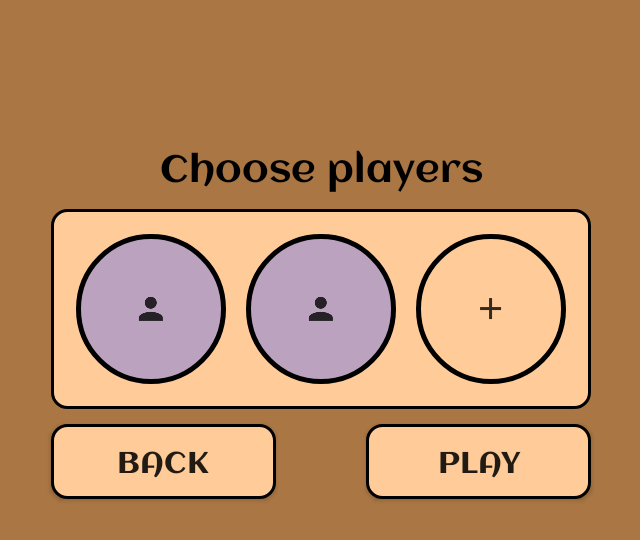
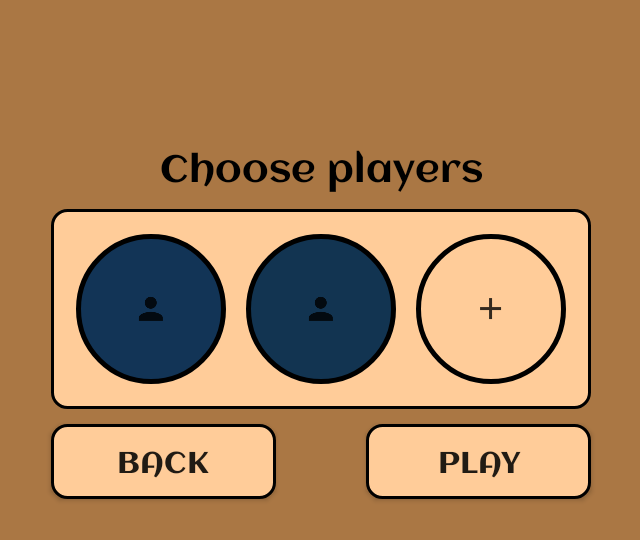
Before and after one commit to moevm/mse_customary_clone_of_Carcassonne, an Android app: the PlayersActivity screen opened directly, with no data from a screen before it, on a phone screen of 824 x 412 dp (held sideways). Shown: the top 540 px of the screen, without its empty margins (297-937 px from the left). Run offline under Robolectric (Android 15) with nearby library versions, the phone set to English and light mode, and no system bars.

Commit message:
static colors
Теперь цвета для игроков заданы в ресурсах, а не рандомятся(однако сами цвета еще не подобраны)

```diff
--- a/app/src/main/java/carcassonne/se/carcassonnecustomclone/PlayersActivity.kt
+++ b/app/src/main/java/carcassonne/se/carcassonnecustomclone/PlayersActivity.kt
@@ -4,12 +4,14 @@ import android.content.Intent
 import android.graphics.Color
 import android.graphics.drawable.GradientDrawable
 import android.os.Bundle
+import android.support.v4.content.ContextCompat
 import android.support.v7.app.AppCompatActivity
 import android.view.View
 import android.widget.ImageButton
 import android.widget.LinearLayout
 import kotlinx.android.synthetic.main.activity_players.*
 import java.util.*
+
 
 class PlayersActivity : AppCompatActivity() {
 
@@ -67,21 +69,16 @@ class PlayersActivity : AppCompatActivity() {
     /*Добавляет кружок игрока в список*/
     fun addPlayerButton() {
         val newPlayer = ImageButton(this)
-        val params =
-            LinearLayout.LayoutParams(LinearLayout.LayoutParams.WRAP_CONTENT, LinearLayout.LayoutParams.WRAP_CONTENT)
+        val params = LinearLayout.LayoutParams(
+            LinearLayout.LayoutParams.WRAP_CONTENT,
+            LinearLayout.LayoutParams.WRAP_CONTENT
+        )
         params.setMargins(10, 10, 10, 10)
         newPlayer.layoutParams = params
         newPlayer.setImageResource(R.drawable.ic_player)
         newPlayer.setBackgroundResource(R.drawable.circle)
-        val rnd = Random() // TODO: брать не рандомные цвета
-        (newPlayer.background as? GradientDrawable)?.setColor(
-            Color.argb(
-                255,
-                rnd.nextInt(256),
-                rnd.nextInt(256),
-                rnd.nextInt(256)
-            )
-        )
+        val arr = resources.getStringArray(R.array.PlayerColors)
+        (newPlayer.background as? GradientDrawable)?.setColor(Color.parseColor(resources.getStringArray(R.array.PlayerColors)[players.size]))
         newPlayer.setOnClickListener {
             if (players.size > 2) {
                 players.removeAt(players.lastIndex)
@@ -109,7 +106,12 @@ class PlayersActivity : AppCompatActivity() {
             newAddButton.setImageResource(R.drawable.ic_add)
             newAddButton.setBackgroundResource(R.drawable.circle)
             newAddButton.id = R.id.addPlayerButton
-            (newAddButton.background as? GradientDrawable)?.setColor(resources.getColor(R.color.colorMenuButton))
+            (newAddButton.background as? GradientDrawable)?.setColor(
+                ContextCompat.getColor(
+                    this,
+                    R.color.colorMenuButton
+                )
+            )
             newAddButton.setOnClickListener {
                 addNewPlayer()
             }
--- /dev/null
+++ b/app/src/main/res/values/arrays.xml
@@ -0,0 +1,11 @@
+<?xml version="1.0" encoding="utf-8"?>
+<resources>
+    <string-array name="PlayerColors">
+        <item>#123456</item>
+        <item>#123451</item>
+        <item>#123452</item>
+        <item>#123453</item>
+        <item>#123454</item>
+        <item>#123455</item>
+    </string-array>
+</resources>
```
Also changed, not shown: app/src/main/java/carcassonne/se/carcassonnecustomclone/SettingsActivity.kt (line endings or trailing spaces).
